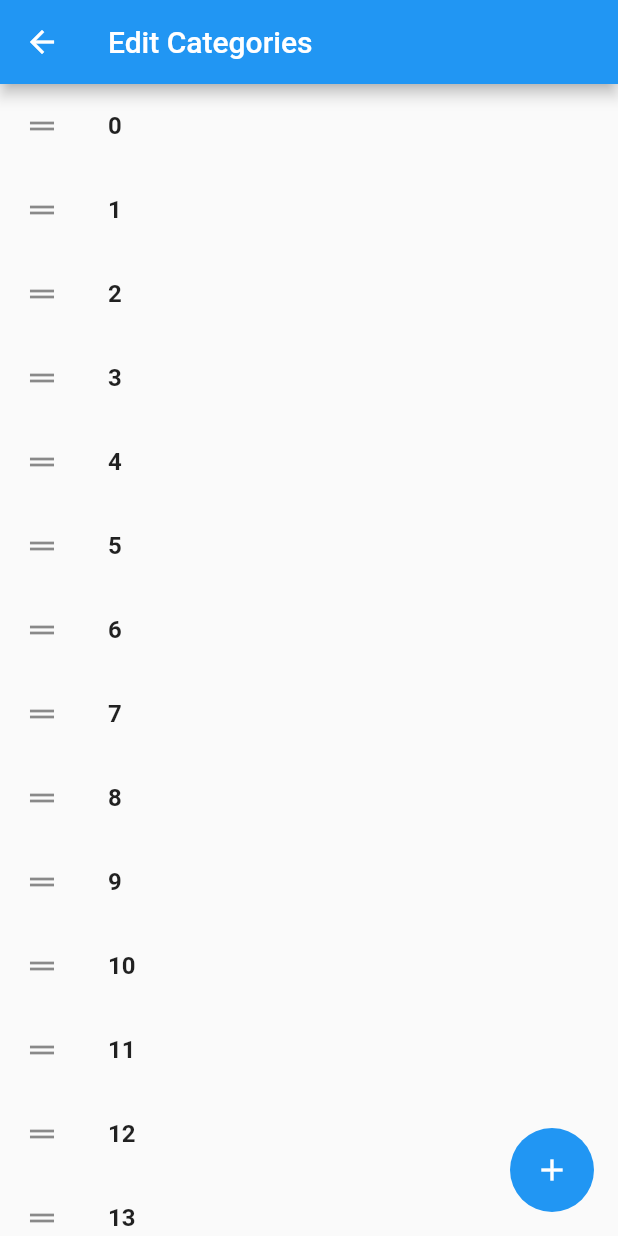
After one commit to AdrianGonzalezB/manga_app, a Flutter app: the screen it shows after launch, item 4 of the bottom bar chosen, after a tap on "Categories", on a phone screen of 412 x 824 dp. The commit adds this screen. Run offline on Flutter 3.47's test engine with Material 2 defaults, Android fonts, the phone set to English and light mode, and no system bars; our stand-ins replace shared_preferences; missing offline and left inert: dart:ffi, shared_preferences_web.

Commit message:
Updates
## HomePage
- Added new page

## Category Screen
- Added Category Screen
- Added a draggable listview, to add new categories for the main page

## Add Bottom
- Added a new bottom(Add) for the category screen
- Todo: Make a card to add a category written to the list

```diff
--- /dev/null
+++ b/lib/screens/category_screen.dart
@@ -0,0 +1,55 @@
+import 'package:read_manga_app/widgets/add_bottom.dart';
+
+import '../widgets/widgets.dart';
+
+class CategoryPage extends StatefulWidget {
+  const CategoryPage({Key? key}) : super(key: key);
+
+  @override
+  State<CategoryPage> createState() => _CategoryState();
+}
+
+class _CategoryState extends State<CategoryPage> {
+  final List<int> _items = List<int>.generate(50, (int index) => index);
+  @override
+  Widget build(BuildContext context) {
+    final ColorScheme colorScheme = Theme.of(context).colorScheme;
+    final Color oddItemColor = colorScheme.primary.withOpacity(0.05);
+    final Color evenItemColor = colorScheme.primary.withOpacity(0.15);
+    return Scaffold(
+      appBar: AppBar(
+        title: const Text("Edit Categories"),
+      ),
+      floatingActionButton: AddBottom(items: _items),
+      body: ReorderableListView(
+        padding: const EdgeInsets.symmetric(horizontal: 0),
+        children: <Widget>[
+          for (int index = 0; index < _items.length; index += 1)
+            ListTile(
+              key: ValueKey(index),
+              title: Text(
+                '${_items[index]}',
+                textAlign: TextAlign.left,
+                style: TextStyle(
+                  fontSize: 16,
+                  fontWeight: FontWeight.bold,
+                ),
+              ),
+              leading: const Icon(Icons.drag_handle), // Draggable icon
+              onTap: () {},
+              // onLongPress: () {}, // Not necessari, bugs the dragable ListView
+            ),
+        ],
+        onReorder: (int oldIndex, int newIndex) {
+          setState(() {
+            if (oldIndex < newIndex) {
+              newIndex -= 1;
+            }
+            final int item = _items.removeAt(oldIndex);
+            _items.insert(newIndex, item);
+          });
+        },
+      ),
+    );
+  }
+}
--- a/lib/screens/home_page.dart
+++ b/lib/screens/home_page.dart
@@ -15,7 +15,7 @@ class HomePage extends StatelessWidget {
       appBar: AppBar(
         title: const Text("Work in Progress"),
       ),
-      body: _HomeScreenBody(),
+      body: const _HomeScreenBody(),
       extendBody: true,
       bottomNavigationBar: CustomNavigationBar(),
     );
@@ -33,7 +33,7 @@ class _HomeScreenBody extends StatelessWidget {
     // Switch between screens
     switch (currentIndex) {
       case 0:
-        return Text("Home");
+        return MangaLibrary();
 
       case 1:
         return Text("Search");
--- /dev/null
+++ b/lib/screens/manga_library.dart
@@ -0,0 +1,43 @@
+import 'package:flutter/material.dart';
+
+// ignore: must_be_immutable
+class MangaLibrary extends StatelessWidget {
+  MangaLibrary({Key? key}) : super(key: key);
+
+  @override
+  Widget build(BuildContext context) {
+    final Size size = MediaQuery.of(context).size;
+    return GestureDetector(
+      onTap: () {
+        print("taped");
+      },
+      child: Container(
+        margin: const EdgeInsets.all(10.0),
+        padding: const EdgeInsets.all(10.0),
+        height: size.height,
+        child: Column(children: <Widget>[
+          Row(
+            mainAxisAlignment: MainAxisAlignment.spaceBetween,
+            children: const [
+              Text(
+                'prova',
+                style: TextStyle(
+                  fontSize: 14,
+                ),
+              ),
+              Text(
+                'prova2',
+                style: TextStyle(
+                  fontSize: 14,
+                ),
+              ),
+              SizedBox(
+                height: 10,
+              )
+            ],
+          ),
+        ]),
+      ),
+    );
+  }
+}
--- a/lib/screens/more_settings.dart
+++ b/lib/screens/more_settings.dart
@@ -1,4 +1,5 @@
 import 'package:flutter/material.dart';
+import 'package:read_manga_app/screens/category_screen.dart';
 
 import 'screens.dart';
 
@@ -78,6 +79,21 @@ class _Views extends StatelessWidget {
                     builder: (context) => const SettingsScreen()));
           },
         ),
+        ListTile(
+          title: const Text(
+            'Categories',
+            textAlign: TextAlign.left,
+            style: TextStyle(
+              fontSize: 16,
+              fontWeight: FontWeight.bold,
+            ),
+          ),
+          leading: const Icon(Icons.label_outline_rounded),
+          onTap: () {
+            Navigator.push(context,
+                MaterialPageRoute(builder: (context) => const CategoryPage()));
+          },
+        ),
       ]),
     );
   }
--- a/lib/screens/screens.dart
+++ b/lib/screens/screens.dart
@@ -1,3 +1,4 @@
 export 'package:read_manga_app/screens/home_page.dart';
 export 'package:read_manga_app/screens/settings_screen.dart';
 export 'package:read_manga_app/screens/more_settings.dart';
+export 'package:read_manga_app/screens/manga_library.dart';
--- /dev/null
+++ b/lib/widgets/add_bottom.dart
@@ -0,0 +1,17 @@
+import 'dart:ffi';
+
+import 'package:flutter/material.dart';
+
+class AddBottom extends StatelessWidget {
+  final List<int> items;
+  AddBottom({Key? key, required this.items}) : super(key: key);
+
+  @override
+  Widget build(BuildContext context) {
+    return FloatingActionButton(
+      elevation: 0,
+      onPressed: () {},
+      child: const Icon(Icons.add),
+    );
+  }
+}
--- a/lib/widgets/custom_navigatorbar.dart
+++ b/lib/widgets/custom_navigatorbar.dart
@@ -31,7 +31,7 @@ class CustomNavigationBar extends StatelessWidget {
           ),
           // Library BottomNavigationBar
           BottomNavigationBarItem(
-            icon: Icon(Icons.bookmark_border),
+            icon: Icon(Icons.collections_bookmark),
             label: 'Library',
             tooltip: 'library',
           ),
```
